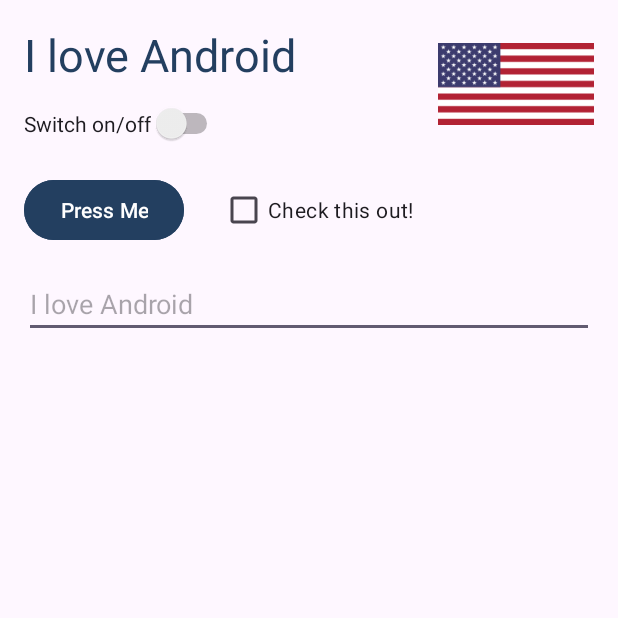
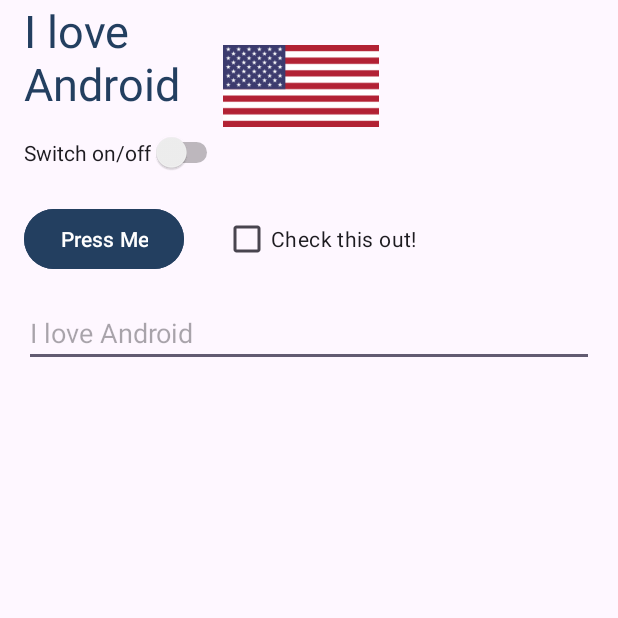
Before and after one commit to Code-1618/AndroidLabs, an Android app: the screen it shows after launch (MainActivity), on a phone screen of 412 x 824 dp, the top half of it. Run offline under Robolectric (Android 15) with nearby library versions, the phone set to English and light mode, and no system bars; 1 statement that could not run was skipped.

Commit message:
Implement GridLayout

```diff
--- a/app/src/main/java/com/example/androidlabs/MainActivity.java
+++ b/app/src/main/java/com/example/androidlabs/MainActivity.java
@@ -24,7 +24,7 @@ public class MainActivity extends AppCompatActivity {
         super.onCreate(savedInstanceState);
 
         WindowCompat.enableEdgeToEdge(getWindow());
-        setContentView(R.layout.activity_main_linear);
+        setContentView(R.layout.activity_main_grid);
 
         ViewCompat.setOnApplyWindowInsetsListener(
                 findViewById(R.id.main), (v, insets) -> {
--- /dev/null
+++ b/app/src/main/res/layout/activity_main_grid.xml
@@ -0,0 +1,84 @@
+<?xml version="1.0" encoding="utf-8"?>
+<GridLayout
+    xmlns:android="http://schemas.android.com/apk/res/android"
+    android:id="@+id/main"
+    android:layout_width="match_parent"
+    android:layout_height="match_parent"
+    android:columnCount="2"
+    android:rowCount="4">
+
+    <TextView
+        android:id="@+id/lab2_textview"
+        android:layout_row="0"
+        android:layout_column="0"
+        android:layout_width="0dp"
+        android:layout_height="wrap_content"
+        android:layout_columnWeight="1"
+        android:layout_gravity="fill_horizontal"
+        android:layout_marginStart="16dp"
+        android:text="@string/lab2_label"
+        android:textSize="30dp"
+        android:textColor="#233F60" />
+
+    <ImageButton
+        android:id="@+id/lab2_flag"
+        android:layout_row="0"
+        android:layout_column="1"
+        android:layout_rowSpan="2"
+        android:layout_width="104dp"
+        android:layout_height="76dp"
+        android:layout_marginEnd="16dp"
+        android:layout_gravity="center_vertical"
+        android:src="@drawable/flag"
+        android:scaleType="fitCenter"
+        android:background="@android:color/transparent"
+        android:contentDescription="@string/flag_description" />
+
+    <Switch
+        android:id="@+id/lab2_switch"
+        android:layout_row="1"
+        android:layout_column="0"
+        android:layout_width="wrap_content"
+        android:layout_height="wrap_content"
+        android:layout_marginStart="16dp"
+        android:layout_marginTop="12dp"
+        android:text="@string/lab2_switch" />
+
+    <Button
+        android:id="@+id/lab2_button"
+        android:layout_row="2"
+        android:layout_column="0"
+        android:layout_width="wrap_content"
+        android:layout_height="wrap_content"
+        android:layout_marginStart="16dp"
+        android:layout_marginTop="20dp"
+        android:text="@string/lab2_button"
+        android:backgroundTint="#233F60" />
+
+    <CheckBox
+        android:id="@+id/lab2_checkbox"
+        android:layout_row="2"
+        android:layout_column="1"
+        android:layout_width="wrap_content"
+        android:layout_height="wrap_content"
+        android:layout_marginEnd="16dp"
+        android:layout_marginTop="20dp"
+        android:layout_gravity="center_vertical"
+        android:text="@string/lab2_checkbox" />
+
+    <EditText
+        android:id="@+id/lab2_input"
+        android:layout_row="3"
+        android:layout_column="0"
+        android:layout_columnSpan="2"
+        android:layout_columnWeight="1"
+        android:layout_gravity="fill_horizontal"
+        android:layout_width="0dp"
+        android:layout_height="wrap_content"
+        android:layout_marginStart="16dp"
+        android:layout_marginEnd="16dp"
+        android:layout_marginTop="16dp"
+        android:hint="@string/lab2_hint"
+        android:inputType="text" />
+
+</GridLayout>
```
